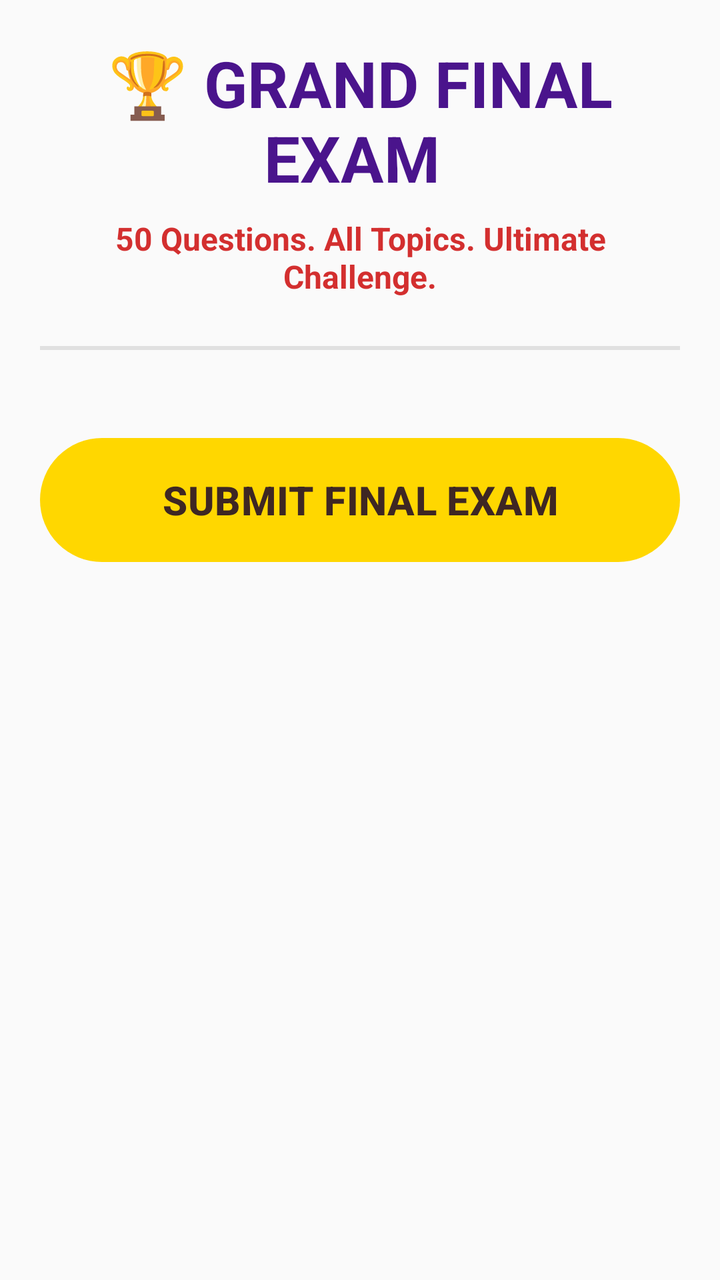
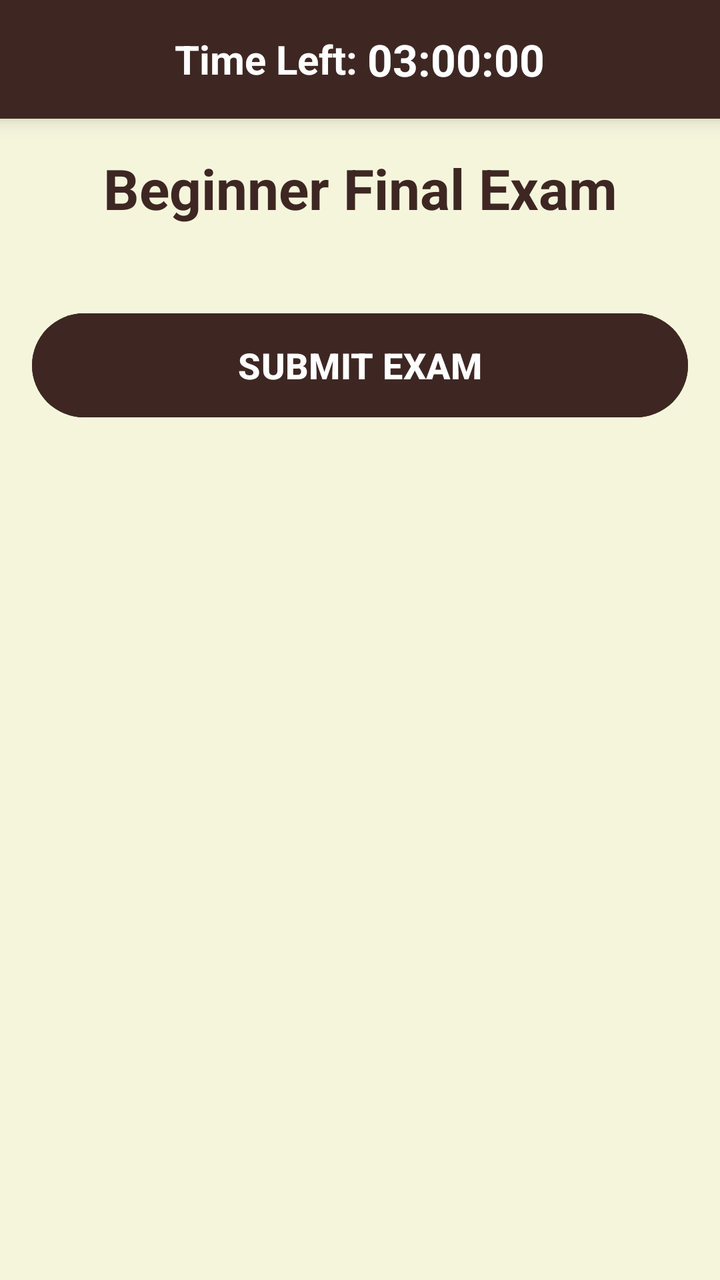

The first picture is an Android layout as it rendered before a commit; the second is the same layout after the commit. The layout source and the unified diff follow.
<!-- AndroidManifest.xml: application theme Theme.OlympMathMentor -->
<!-- res/layout/activity_final_exam.xml -->
<?xml version="1.0" encoding="utf-8"?>
<ScrollView
    xmlns:android="http://schemas.android.com/apk/res/android"
    xmlns:app="http://schemas.android.com/apk/res-auto"
    android:layout_width="match_parent"
    android:layout_height="match_parent"
    android:background="#FAFAFA">

    <LinearLayout
        android:layout_width="match_parent"
        android:layout_height="wrap_content"
        android:orientation="vertical"
        android:padding="20dp">

        <TextView
            android:layout_width="match_parent"
            android:layout_height="wrap_content"
            android:text="🏆 GRAND FINAL EXAM "
            android:textSize="32sp"
            android:textStyle="bold"
            android:textColor="#4A148C"
            android:gravity="center"
            android:layout_marginBottom="8dp"/>

        <TextView
            android:layout_width="match_parent"
            android:layout_height="wrap_content"
            android:text="50 Questions. All Topics. Ultimate Challenge."
            android:textSize="16sp"
            android:textColor="#D32F2F"
            android:gravity="center"
            android:textStyle="bold"
            android:layout_marginBottom="24dp"/>

        <View
            android:layout_width="match_parent"
            android:layout_height="2dp"
            android:background="#E0E0E0"
            android:layout_marginBottom="20dp" />

        <LinearLayout
            android:id="@+id/questionsContainer"
            android:layout_width="match_parent"
            android:layout_height="wrap_content"
            android:orientation="vertical"
            android:layout_marginBottom="20dp"/>

        <Button
            android:id="@+id/btnFinish"
            android:layout_width="match_parent"
            android:layout_height="70dp"
            android:text="SUBMIT FINAL EXAM"
            android:textSize="20sp"
            android:textStyle="bold"
            app:backgroundTint="#FFD700"
            android:textColor="#3E2723"
            android:elevation="6dp"
            android:layout_marginBottom="20dp"/>

        <LinearLayout
            android:id="@+id/resultLayout"
            android:layout_width="match_parent"
            android:layout_height="wrap_content"
            android:orientation="vertical"
            android:visibility="gone"
            android:gravity="center"
            android:background="#4A148C"
            android:padding="30dp"
            android:layout_marginBottom="20dp">

            <TextView
                android:id="@+id/tvScore"
                android:layout_width="wrap_content"
                android:layout_height="wrap_content"
                android:text="Final Score: 0/50"
                android:textSize="30sp"
                android:textStyle="bold"
                android:textColor="#FFD700"
                android:layout_marginBottom="10dp"/>

            <TextView
                android:id="@+id/tvFeedback"
                android:layout_width="wrap_content"
                android:layout_height="wrap_content"
                android:text="Feedback message..."
                android:textSize="18sp"
                android:textColor="#FFFFFF"
                android:gravity="center"
                android:layout_marginBottom="30dp"/>

            <Button
                android:id="@+id/btnFinishApp"
                android:layout_width="match_parent"
                android:layout_height="60dp"
                android:text="🚀 START INTERMIDATE LEVEL"
                android:visibility="gone"
                app:backgroundTint="#FFD700"
                android:textColor="#3E2723"
                android:textStyle="bold"
                android:textSize="16sp"/>

            <Button
                android:id="@+id/btnRetry"
                android:layout_width="match_parent"
                android:layout_height="60dp"
                android:text="RETRY FINAL EXAM"
                android:visibility="gone"
                app:backgroundTint="#9E9E9E"
                android:textColor="#FFFFFF"
                android:textStyle="bold"
                android:textSize="16sp"/>

            <TextView
                android:id="@+id/tvTimer"
                android:layout_width="match_parent"
                android:layout_height="wrap_content"
                android:text="03:00:00"
                android:textSize="24sp"
                android:textStyle="bold"
                android:textColor="#3E2723"
                android:gravity="center"
                android:padding="10dp"
                android:background="#EFEBE5"
                android:layout_marginBottom="16dp"/>
            <Button
                android:id="@+id/btnStartIntermediate"
                android:layout_width="match_parent"
                android:layout_height="wrap_content"
                android:text="🚀 Start Intermediate Level"
                android:layout_marginTop="16dp"
                android:backgroundTint="#FF9800"
                android:textColor="@color/white"
                android:textStyle="bold"
                android:visibility="gone"/>


        </LinearLayout>

    </LinearLayout>
</ScrollView>
<!-- resources referenced by this layout -->
<resources>
  <color name="white">#FFFFFF</color>
  <style name="Theme.OlympMathMentor" parent="Base.Theme.OlympMathMentor" />
  <style name="Base.Theme.OlympMathMentor" parent="Theme.Material3.DayNight.NoActionBar">
          
          
      </style>
</resources>

<!-- the commit's change to res/layout/activity_final_exam.xml (unified diff, before → after) -->
@@ -1,140 +1,132 @@
 <?xml version="1.0" encoding="utf-8"?>
-<ScrollView
-    xmlns:android="http://schemas.android.com/apk/res/android"
-    xmlns:app="http://schemas.android.com/apk/res-auto"
+<RelativeLayout xmlns:android="http://schemas.android.com/apk/res/android"
     android:layout_width="match_parent"
     android:layout_height="match_parent"
-    android:background="#FAFAFA">
+    android:background="#F5F5DC">
 
     <LinearLayout
+        android:id="@+id/timerLayout"
         android:layout_width="match_parent"
         android:layout_height="wrap_content"
-        android:orientation="vertical"
-        android:padding="20dp">
+        android:background="#3E2723"
+        android:gravity="center"
+        android:padding="15dp"
+        android:layout_alignParentTop="true"
+        android:elevation="6dp">
 
         <TextView
+            android:layout_width="wrap_content"
+            android:layout_height="wrap_content"
+            android:text="Time Left: "
+            android:textColor="#FFFFFF"
+            android:textSize="20sp"
+            android:textStyle="bold" />
+
+        <TextView
+            android:id="@+id/tvTimer"
+            android:layout_width="wrap_content"
+            android:layout_height="wrap_content"
+            android:text="03:00:00"
+            android:textColor="#FFFFFF"
+            android:textSize="22sp"
+            android:textStyle="bold" />
+    </LinearLayout>
+
+    <ScrollView
+        android:layout_width="match_parent"
+        android:layout_height="match_parent"
+        android:layout_below="@id/timerLayout"
+        android:padding="16dp">
+
+        <LinearLayout
             android:layout_width="match_parent"
             android:layout_height="wrap_content"
-            android:text="🏆 GRAND FINAL EXAM "
-            android:textSize="32sp"
-            android:textStyle="bold"
-            android:textColor="#4A148C"
-            android:gravity="center"
-            android:layout_marginBottom="8dp"/>
-
-        <TextView
-            android:layout_width="match_parent"
-            android:layout_height="wrap_content"
-            android:text="50 Questions. All Topics. Ultimate Challenge."
-            android:textSize="16sp"
-            android:textColor="#D32F2F"
-            android:gravity="center"
-            android:textStyle="bold"
-            android:layout_marginBottom="24dp"/>
-
-        <View
-            android:layout_width="match_parent"
-            android:layout_height="2dp"
-            android:background="#E0E0E0"
-            android:layout_marginBottom="20dp" />
-
-        <LinearLayout
-            android:id="@+id/questionsContainer"
-            android:layout_width="match_parent"
-            android:layout_height="wrap_content"
-            android:orientation="vertical"
-            android:layout_marginBottom="20dp"/>
-
-        <Button
-            android:id="@+id/btnFinish"
-            android:layout_width="match_parent"
-            android:layout_height="70dp"
-            android:text="SUBMIT FINAL EXAM"
-            android:textSize="20sp"
-            android:textStyle="bold"
-            app:backgroundTint="#FFD700"
-            android:textColor="#3E2723"
-            android:elevation="6dp"
-            android:layout_marginBottom="20dp"/>
-
-        <LinearLayout
-            android:id="@+id/resultLayout"
-            android:layout_width="match_parent"
-            android:layout_height="wrap_content"
-            android:orientation="vertical"
-            android:visibility="gone"
-            android:gravity="center"
-            android:background="#4A148C"
-            android:padding="30dp"
-            android:layout_marginBottom="20dp">
+            android:orientation="vertical">
 
             <TextView
-                android:id="@+id/tvScore"
-                android:layout_width="wrap_content"
-                android:layout_height="wrap_content"
-                android:text="Final Score: 0/50"
-                android:textSize="30sp"
-                android:textStyle="bold"
-                android:textColor="#FFD700"
-                android:layout_marginBottom="10dp"/>
-
-            <TextView
-                android:id="@+id/tvFeedback"
-                android:layout_width="wrap_content"
-                android:layout_height="wrap_content"
-                android:text="Feedback message..."
-                android:textSize="18sp"
-                android:textColor="#FFFFFF"
-                android:gravity="center"
-                android:layout_marginBottom="30dp"/>
-
-            <Button
-                android:id="@+id/btnFinishApp"
-                android:layout_width="match_parent"
-                android:layout_height="60dp"
-                android:text="🚀 START INTERMIDATE LEVEL"
-                android:visibility="gone"
-                app:backgroundTint="#FFD700"
-                android:textColor="#3E2723"
-                android:textStyle="bold"
-                android:textSize="16sp"/>
-
-            <Button
-                android:id="@+id/btnRetry"
-                android:layout_width="match_parent"
-                android:layout_height="60dp"
-                android:text="RETRY FINAL EXAM"
-                android:visibility="gone"
-                app:backgroundTint="#9E9E9E"
-                android:textColor="#FFFFFF"
-                android:textStyle="bold"
-                android:textSize="16sp"/>
-
-            <TextView
-                android:id="@+id/tvTimer"
                 android:layout_width="match_parent"
                 android:layout_height="wrap_content"
-                android:text="03:00:00"
-                android:textSize="24sp"
+                android:text="Beginner Final Exam"
+                android:textSize="28sp"
                 android:textStyle="bold"
                 android:textColor="#3E2723"
                 android:gravity="center"
-                android:padding="10dp"
-                android:background="#EFEBE5"
-                android:layout_marginBottom="16dp"/>
-            <Button
-                android:id="@+id/btnStartIntermediate"
+                android:layout_marginBottom="20dp"/>
+
+            <LinearLayout
+                android:id="@+id/questionsContainer"
                 android:layout_width="match_parent"
                 android:layout_height="wrap_content"
-                android:text="🚀 Start Intermediate Level"
-                android:layout_marginTop="16dp"
-                android:backgroundTint="#FF9800"
-                android:textColor="@color/white"
+                android:orientation="vertical" />
+
+            <Button
+                android:id="@+id/btnFinish"
+                android:layout_width="match_parent"
+                android:layout_height="60dp"
+                android:text="SUBMIT EXAM"
+                android:backgroundTint="#3E2723"
+                android:textColor="#FFFFFF"
+                android:textSize="18sp"
                 android:textStyle="bold"
-                android:visibility="gone"/>
+                android:layout_marginTop="20dp"/>
 
+            <LinearLayout
+                android:id="@+id/resultLayout"
+                android:layout_width="match_parent"
+                android:layout_height="wrap_content"
+                android:orientation="vertical"
+                android:visibility="gone"
+                android:gravity="center"
+                android:layout_marginTop="20dp"
+                android:layout_marginBottom="30dp">
 
+                <TextView
+                    android:id="@+id/tvScore"
+                    android:layout_width="wrap_content"
+                    android:layout_height="wrap_content"
+                    android:textSize="26sp"
+                    android:textColor="#3E2723"
+                    android:textStyle="bold"/>
+
+                <LinearLayout
+                    android:id="@+id/medalsLayout"
+                    android:layout_width="wrap_content"
+                    android:layout_height="wrap_content"
+                    android:orientation="horizontal"
+                    android:layout_margin="15dp"
+                    android:gravity="center"
+                    android:visibility="gone">
+                </LinearLayout>
+
+                <TextView
+                    android:id="@+id/tvFeedback"
+                    android:layout_width="match_parent"
+                    android:layout_height="wrap_content"
+                    android:gravity="center"
+                    android:textSize="18sp"
+                    android:textColor="#D32F2F"
+                    android:layout_marginBottom="20dp"/>
+
+                <Button
+                    android:id="@+id/btnStartIntermediate"
+                    android:layout_width="match_parent"
+                    android:layout_height="60dp"
+                    android:text="GO TO INTERMEDIATE LEVEL →"
+                    android:visibility="gone"
+                    android:backgroundTint="#3E2723"
+                    android:textColor="#FFFFFF"
+                    android:textStyle="bold"
+                    android:layout_marginBottom="10dp"/>
+
+                <Button
+                    android:id="@+id/btnRetry"
+                    android:layout_width="match_parent"
+                    android:layout_height="60dp"
+                    android:text="RETRY EXAM"
+                    android:backgroundTint="#3E2723"
+                    android:textColor="#FFFFFF"/>
+
+            </LinearLayout>
         </LinearLayout>
-
-    </LinearLayout>
-</ScrollView>
+    </ScrollView>
+</RelativeLayout>
<!-- resource entries referenced after the edit -->
@@ -1,6 +1,5 @@
 <!-- resources referenced by this layout -->
 <resources>
-  <color name="white">#FFFFFF</color>
   <style name="Theme.OlympMathMentor" parent="Base.Theme.OlympMathMentor" />
   <style name="Base.Theme.OlympMathMentor" parent="Theme.Material3.DayNight.NoActionBar">
           
